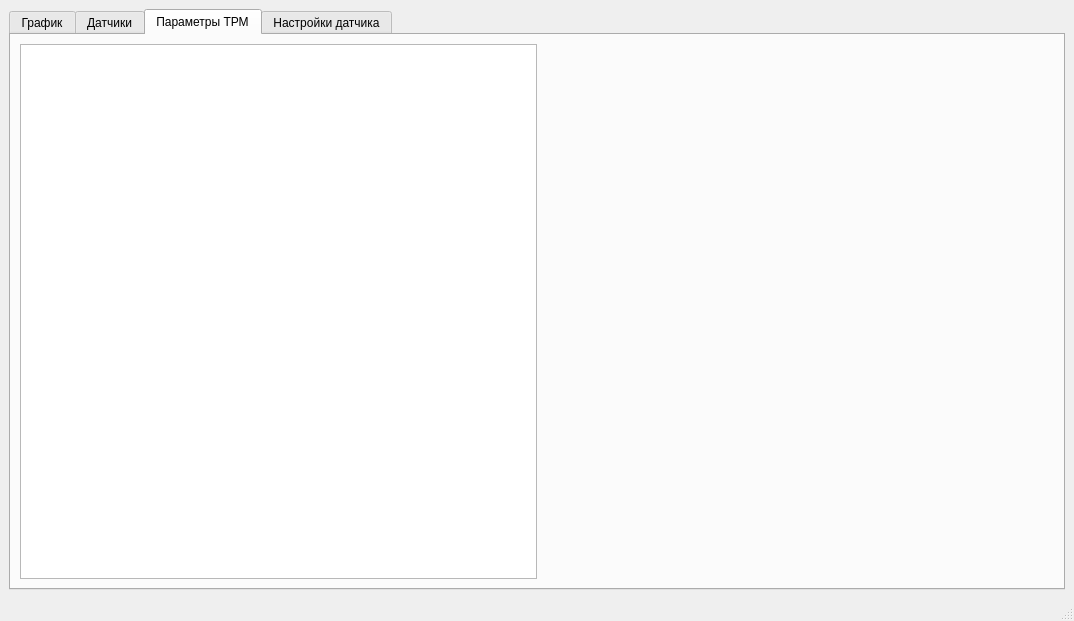
The window that src/dissertation_gui/main_window.ui (Marik28/dissertation) describes before a commit, drawn with Qt 5.
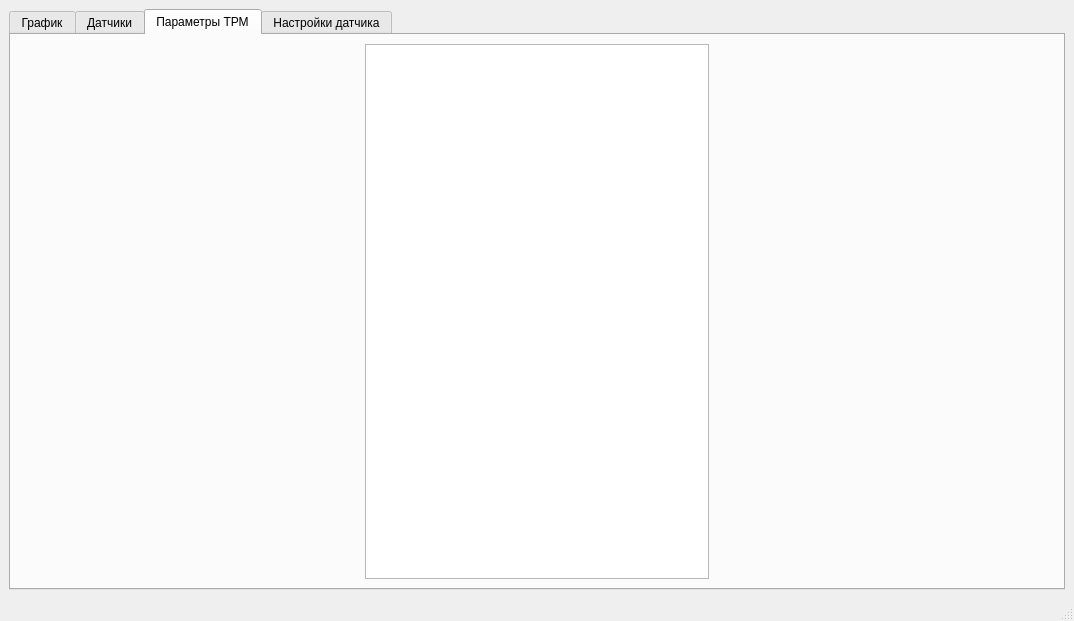
The same window after the commit. The open tabs and pages were chosen to show the change. Custom widgets are drawn as their Qt base class.

Patch:
```diff
--- a/src/dissertation_gui/main_window.ui
+++ b/src/dissertation_gui/main_window.ui
@@ -205,6 +205,19 @@
         <string>Параметры ТРМ</string>
        </attribute>
        <layout class="QHBoxLayout" name="horizontalLayout">
+        <item>
+         <spacer name="horizontalSpacer_3">
+          <property name="orientation">
+           <enum>Qt::Horizontal</enum>
+          </property>
+          <property name="sizeHint" stdset="0">
+           <size>
+            <width>40</width>
+            <height>20</height>
+           </size>
+          </property>
+         </spacer>
+        </item>
         <item>
          <widget class="TRMParametersInfoTable" name="trm_parameters_table">
           <property name="sizePolicy">
```
